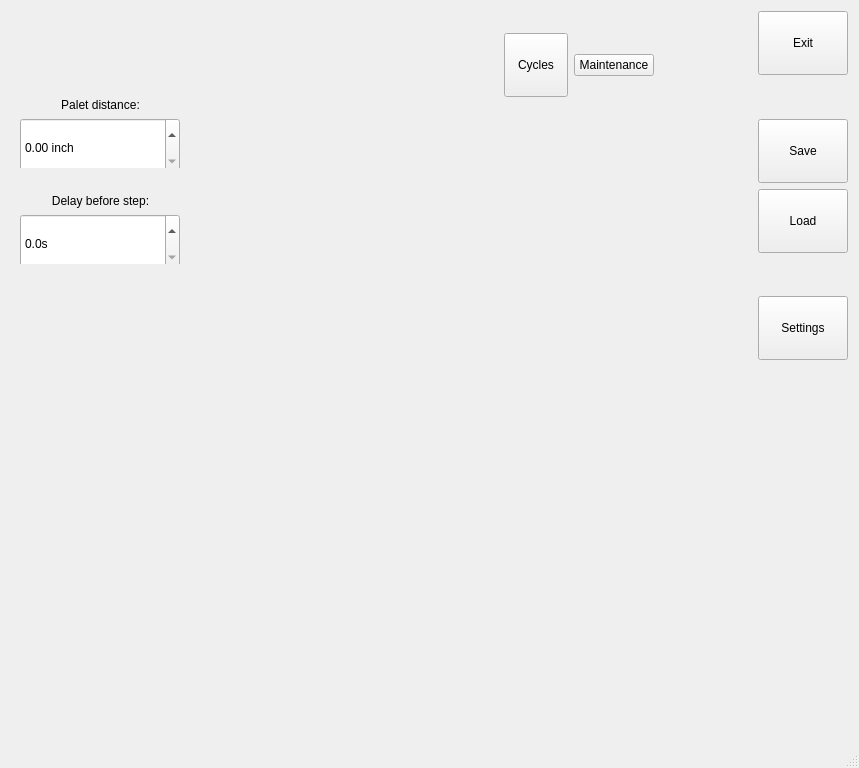
First picture: the form in mainwindow.ui, repository mishkoLitvin/L_Aries-progect, before the edit.
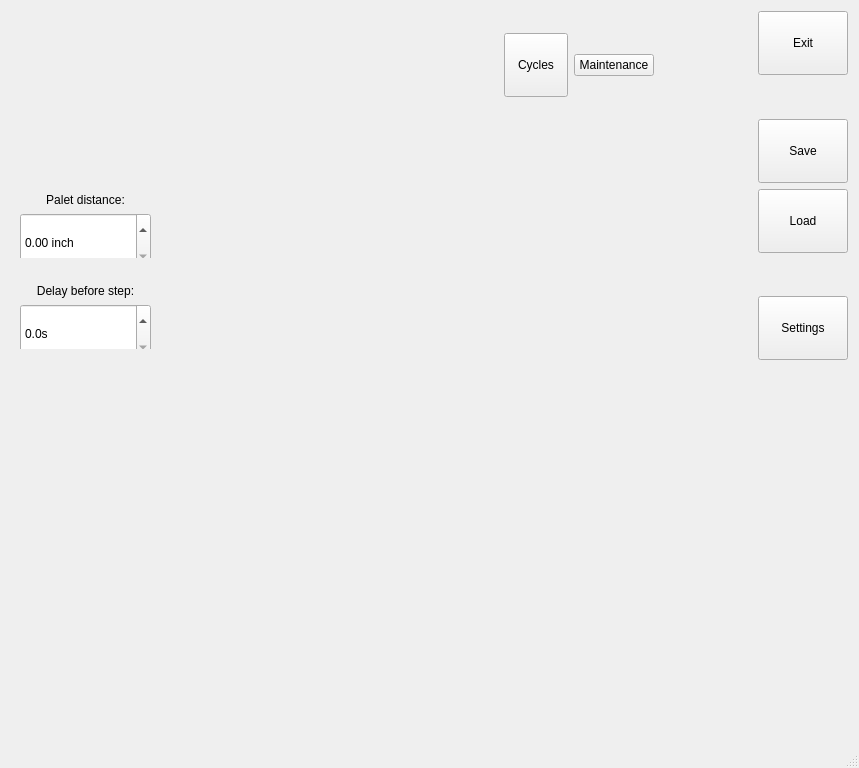
Second picture: the form after the edit. Icons and pictures are not drawn.

Commit message: Base layout started

Patch:
```diff
--- a/mainwindow.ui
+++ b/mainwindow.ui
@@ -38,15 +38,21 @@
          <property name="geometry">
           <rect>
            <x>9</x>
-           <y>87</y>
-           <width>161</width>
-           <height>70</height>
+           <y>182</y>
+           <width>131</width>
+           <height>65</height>
           </rect>
          </property>
+         <property name="sizePolicy">
+          <sizepolicy hsizetype="Minimum" vsizetype="Minimum">
+           <horstretch>0</horstretch>
+           <verstretch>0</verstretch>
+          </sizepolicy>
+         </property>
          <property name="minimumSize">
           <size>
            <width>0</width>
-           <height>50</height>
+           <height>65</height>
           </size>
          </property>
          <property name="maximumSize">
@@ -127,13 +133,13 @@
          <property name="geometry">
           <rect>
            <x>9</x>
-           <y>183</y>
-           <width>161</width>
-           <height>70</height>
+           <y>273</y>
+           <width>131</width>
+           <height>65</height>
           </rect>
          </property>
          <property name="sizePolicy">
-          <sizepolicy hsizetype="Preferred" vsizetype="Minimum">
+          <sizepolicy hsizetype="Minimum" vsizetype="Minimum">
            <horstretch>0</horstretch>
            <verstretch>0</verstretch>
           </sizepolicy>
@@ -141,13 +147,13 @@
          <property name="minimumSize">
           <size>
            <width>0</width>
-           <height>50</height>
+           <height>65</height>
           </size>
          </property>
          <property name="maximumSize">
           <size>
            <width>165</width>
-           <height>1550</height>
+           <height>155</height>
           </size>
          </property>
          <layout class="QVBoxLayout" name="verticalLayout_5">
```
The commit also changes 1 other file.
